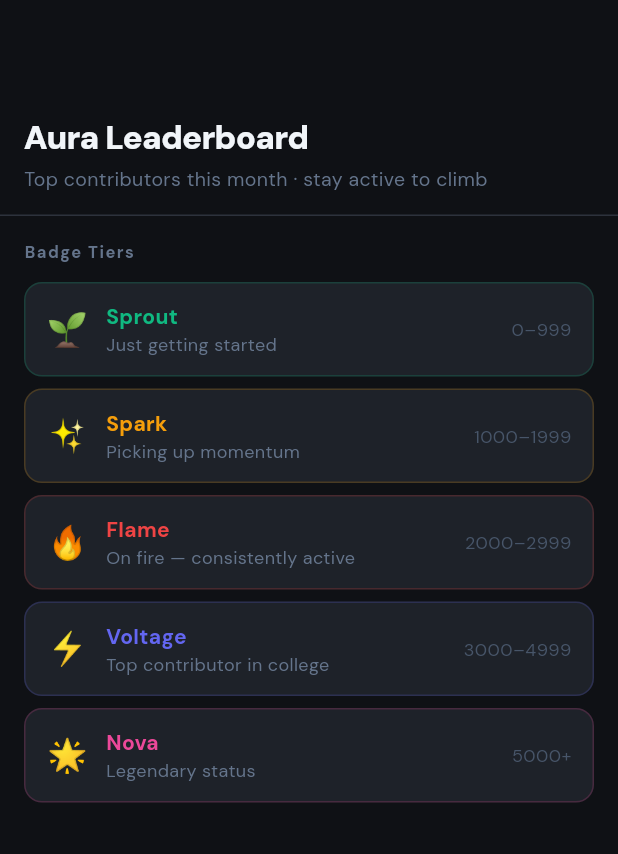
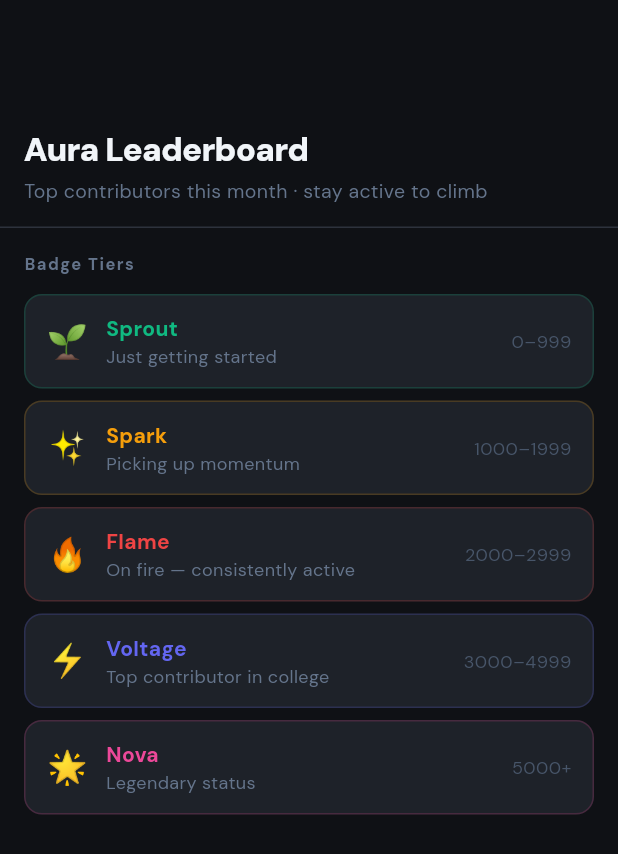
Before and after one commit to devspace-dev/Devspace, a Flutter app: the AuraBoardScreen widget shown alone on an empty page, opened directly, on a phone screen of 412 x 824 dp. Shown: the top 854 px of the screen. Run offline on Flutter 3.47's test engine with Material 3 defaults, Android fonts, the phone set to English and light mode, and no system bars; our stand-ins replace cached_network_image, flutter_local_notifications, google_fonts, image_picker, supabase_flutter, timeago; accounts and stored records are empty; network calls fail.

Commit message:
fix: remove extra top gap across app tabs

```diff
--- a/lib/screens/aura_board_screen.dart
+++ b/lib/screens/aura_board_screen.dart
@@ -14,9 +14,10 @@ class AuraBoardScreen extends StatelessWidget {
   Widget build(BuildContext context) {
     final ranked  = context.watch<UsersProvider>().leaderboard;
     final medals  = ['🥇', '🥈', '🥉'];
+    const double topInset = kToolbarHeight + 8;
 
     return ListView(
-      padding: EdgeInsets.fromLTRB(0, MediaQuery.of(context).padding.top + kToolbarHeight, 0, 100),
+      padding: const EdgeInsets.fromLTRB(0, topInset, 0, 100),
       children: [
         // Header
         Container(
--- a/lib/screens/people_screen.dart
+++ b/lib/screens/people_screen.dart
@@ -28,6 +28,7 @@ class _PeopleScreenState extends State<PeopleScreen> {
   @override
   Widget build(BuildContext context) {
     final usersP = context.watch<UsersProvider>();
+    const double topInset = kToolbarHeight + 8;
     var users = usersP.search(_query);
     if (_branch != 'All') {
       users = users.where((u) => u.branch == _branch).toList();
@@ -36,7 +37,7 @@ class _PeopleScreenState extends State<PeopleScreen> {
 
     return Column(
       children: [
-        SizedBox(height: MediaQuery.of(context).padding.top + kToolbarHeight),
+        const SizedBox(height: topInset),
         // Search bar
         Container(
           padding: const EdgeInsets.all(14),
```
Also changed, not shown: lib/screens/home_screen.dart (+6 -4 lines), lib/screens/qa_screen.dart (+4 -3 lines).
